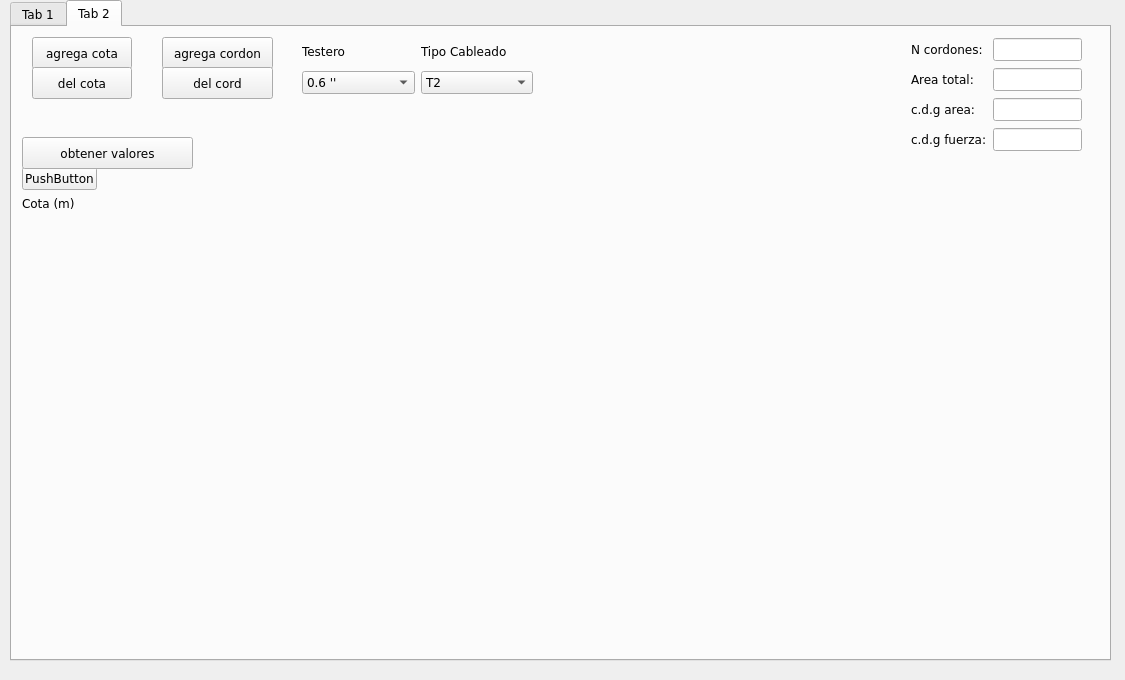
Above: ui_files/herramienta_trapecios_v8.ui from Sady-Guzman/herramienta_practica before the change. Below: the same form after it.
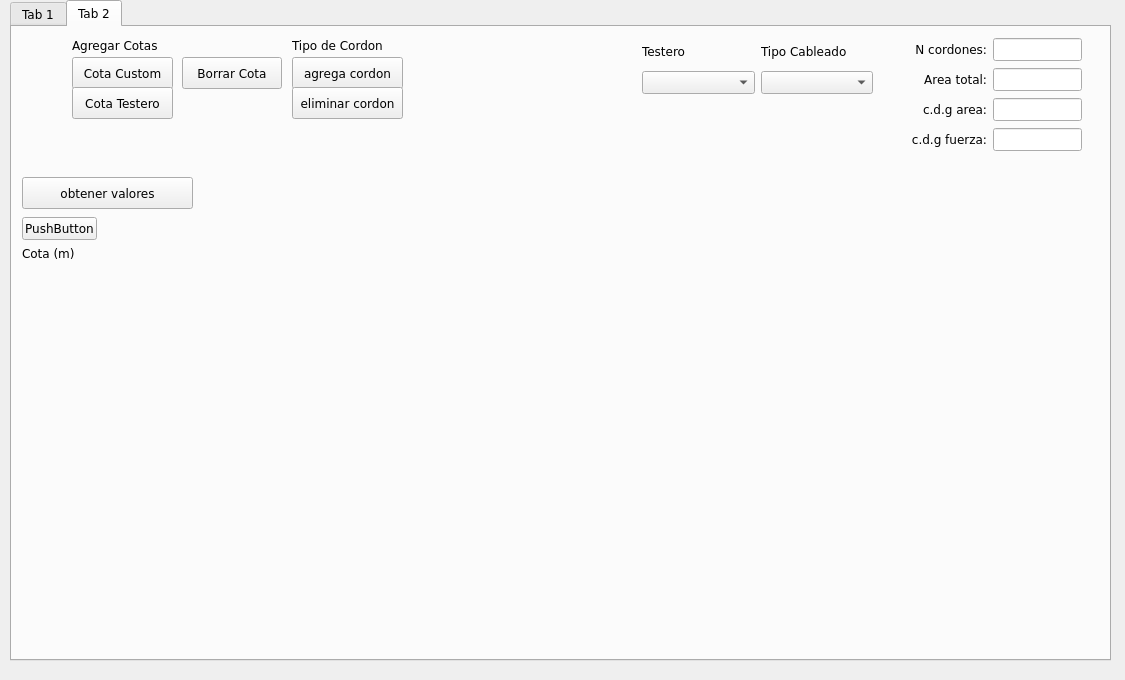
That is the form after the change.

Commit message: cambia GUI para proxima implementacion: cotas segun testeroo

The edit to the form file:
```diff
--- a/ui_files/herramienta_trapecios_v8.ui
+++ b/ui_files/herramienta_trapecios_v8.ui
@@ -426,7 +426,7 @@
      <property name="geometry">
       <rect>
        <x>10</x>
-       <y>140</y>
+       <y>190</y>
        <width>1061</width>
        <height>351</height>
       </rect>
@@ -502,21 +502,21 @@
     <widget class="QPushButton" name="tab2_btn_add_cota">
      <property name="geometry">
       <rect>
-       <x>20</x>
-       <y>10</y>
-       <width>100</width>
+       <x>60</x>
+       <y>30</y>
+       <width>101</width>
        <height>32</height>
       </rect>
      </property>
      <property name="text">
-      <string>agrega cota</string>
+      <string>Cota Custom</string>
      </property>
     </widget>
     <widget class="QPushButton" name="tab2_btn_add_cord">
      <property name="geometry">
       <rect>
-       <x>150</x>
-       <y>10</y>
+       <x>280</x>
+       <y>30</y>
        <width>111</width>
        <height>32</height>
       </rect>
@@ -528,27 +528,27 @@
     <widget class="QPushButton" name="tab2_btn_del_cota">
      <property name="geometry">
       <rect>
-       <x>20</x>
-       <y>40</y>
+       <x>170</x>
+       <y>30</y>
        <width>100</width>
        <height>32</height>
       </rect>
      </property>
      <property name="text">
-      <string>del cota</string>
+      <string>Borrar Cota</string>
      </property>
     </widget>
     <widget class="QPushButton" name="tab2_btn_del_cord">
      <property name="geometry">
       <rect>
-       <x>150</x>
-       <y>40</y>
+       <x>280</x>
+       <y>60</y>
        <width>111</width>
        <height>32</height>
       </rect>
      </property>
      <property name="text">
-      <string>del cord</string>
+      <string>eliminar cordon</string>
      </property>
     </widget>
     <widget class="QWidget" name="gridLayoutWidget_3">
@@ -566,6 +566,9 @@
         <property name="text">
          <string>N cordones:</string>
         </property>
+        <property name="alignment">
+         <set>Qt::AlignmentFlag::AlignRight|Qt::AlignmentFlag::AlignTrailing|Qt::AlignmentFlag::AlignVCenter</set>
+        </property>
        </widget>
       </item>
       <item row="2" column="0">
@@ -573,6 +576,9 @@
         <property name="text">
          <string>c.d.g area:</string>
         </property>
+        <property name="alignment">
+         <set>Qt::AlignmentFlag::AlignRight|Qt::AlignmentFlag::AlignTrailing|Qt::AlignmentFlag::AlignVCenter</set>
+        </property>
        </widget>
       </item>
       <item row="1" column="0">
@@ -580,6 +586,9 @@
         <property name="text">
          <string>Area total:</string>
         </property>
+        <property name="alignment">
+         <set>Qt::AlignmentFlag::AlignRight|Qt::AlignmentFlag::AlignTrailing|Qt::AlignmentFlag::AlignVCenter</set>
+        </property>
        </widget>
       </item>
       <item row="2" column="1">
@@ -596,6 +605,9 @@
         <property name="text">
          <string>c.d.g fuerza:</string>
         </property>
+        <property name="alignment">
+         <set>Qt::AlignmentFlag::AlignRight|Qt::AlignmentFlag::AlignTrailing|Qt::AlignmentFlag::AlignVCenter</set>
+        </property>
        </widget>
       </item>
       <item row="3" column="1">
@@ -606,7 +618,7 @@
     <widget class="QWidget" name="gridLayoutWidget_4">
      <property name="geometry">
       <rect>
-       <x>290</x>
+       <x>630</x>
        <y>10</y>
        <width>231</width>
        <height>57</height>
@@ -614,13 +626,7 @@
      </property>
      <layout class="QGridLayout" name="tab2_gridLayout_combo_tipo">
       <item row="2" column="1">
-       <widget class="QComboBox" name="tab2_combo_preset">
-        <item>
-         <property name="text">
-          <string>T2</string>
-         </property>
-        </item>
-       </widget>
+       <widget class="QComboBox" name="tab2_combo_preset"/>
       </item>
       <item row="0" column="1">
        <widget class="QLabel" name="tab2_label_preset">
@@ -637,13 +643,7 @@
        </widget>
       </item>
       <item row="2" column="0">
-       <widget class="QComboBox" name="tab2_combo_testero">
-        <item>
-         <property name="text">
-          <string>0.6 ''</string>
-         </property>
-        </item>
-       </widget>
+       <widget class="QComboBox" name="tab2_combo_testero"/>
       </item>
      </layout>
     </widget>
@@ -651,7 +651,7 @@
      <property name="geometry">
       <rect>
        <x>10</x>
-       <y>110</y>
+       <y>150</y>
        <width>171</width>
        <height>32</height>
       </rect>
@@ -660,6 +660,45 @@
       <string>obtener valores</string>
      </property>
     </widget>
+    <widget class="QLabel" name="tab2_label_cota_dinamica">
+     <property name="geometry">
+      <rect>
+       <x>60</x>
+       <y>10</y>
+       <width>101</width>
+       <height>16</height>
+      </rect>
+     </property>
+     <property name="text">
+      <string>Agregar Cotas</string>
+     </property>
+    </widget>
+    <widget class="QPushButton" name="tab2_btn_add_cota_testero">
+     <property name="geometry">
+      <rect>
+       <x>60</x>
+       <y>60</y>
+       <width>101</width>
+       <height>32</height>
+      </rect>
+     </property>
+     <property name="text">
+      <string>Cota Testero</string>
+     </property>
+    </widget>
+    <widget class="QLabel" name="tab2_label_cota_dinamica_2">
+     <property name="geometry">
+      <rect>
+       <x>280</x>
+       <y>10</y>
+       <width>101</width>
+       <height>16</height>
+      </rect>
+     </property>
+     <property name="text">
+      <string>Tipo de Cordon</string>
+     </property>
+    </widget>
    </widget>
   </widget>
  </widget>
```
Left out of the diff: 24 changed lines with no effect on the pictures. The commit also changes 2 other files.
